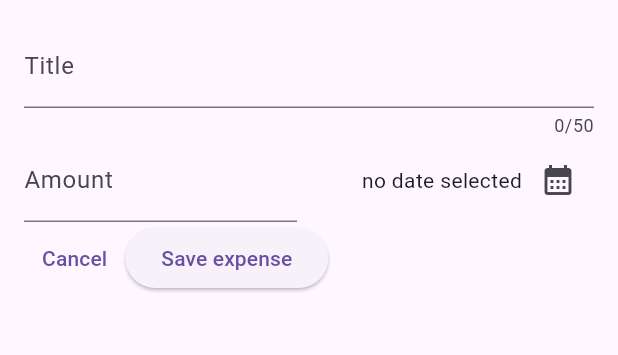
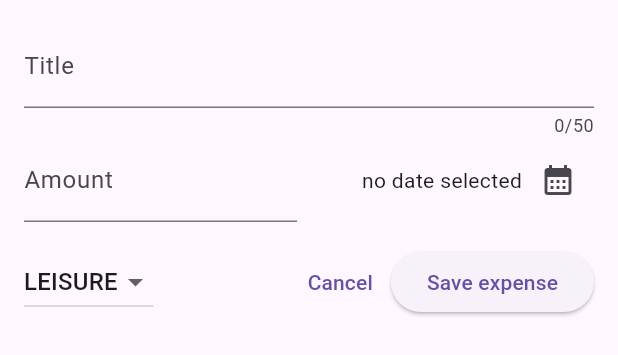
Before and after one commit to bozzimarcello/expense_tracker, a Flutter app: the NewExpense widget shown alone on an empty page, opened directly, on a phone screen of 412 x 824 dp. Shown: the top 355 px of the screen. Run offline on Flutter 3.47's test engine with Material 3 defaults, Android fonts, the phone set to English and light mode, and no system bars.

Commit message:
category dropdown addded and managed

```diff
--- a/lib/widgets/new_expense.dart
+++ b/lib/widgets/new_expense.dart
@@ -1,5 +1,7 @@
 import 'package:flutter/material.dart';
 import 'package:intl/intl.dart';
+
+import 'package:expense_tracker/models/expense.dart';
 
 final formatter = DateFormat.yMd();
 
@@ -17,6 +19,7 @@ class _NewExpenseState extends State<NewExpense> {
   final _titleController = TextEditingController();
   final _amountController = TextEditingController();
   DateTime? _selectedDate;
+  Category _selectedCategory = Category.leisure;
 
   void _presentDatePicker() async {
     final now = DateTime.now();
@@ -90,8 +93,31 @@ class _NewExpenseState extends State<NewExpense> {
               ),
             ],
           ),
+          const SizedBox( // needed to add some space between the two rows
+            height: 16,
+          ),
           Row(
             children: [
+              DropdownButton(
+                  value: _selectedCategory,
+                  items: Category.values
+                      .map(
+                        (category) => DropdownMenuItem(
+                          value:
+                              category, // the value that will be passed to the onChanged function
+                          child: Text(category.name.toUpperCase()),
+                        ),
+                      )
+                      .toList(),
+                  onChanged: (value) {
+                    if (value == null) {
+                      return;
+                    }
+                    setState(() {
+                      _selectedCategory = value;
+                    });
+                  }),
+                  const Spacer(),
               TextButton(
                 onPressed: () {
                   Navigator.pop(context);
```
